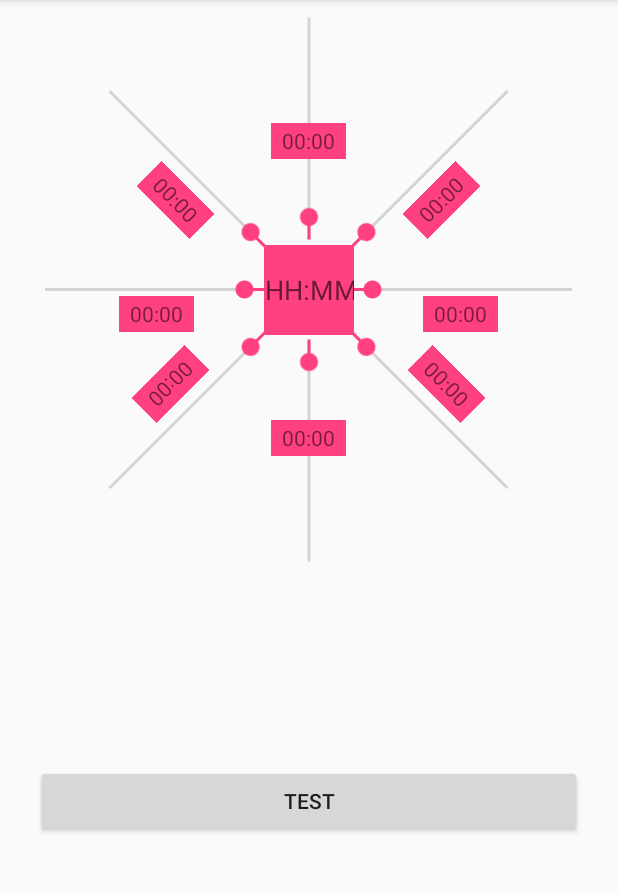
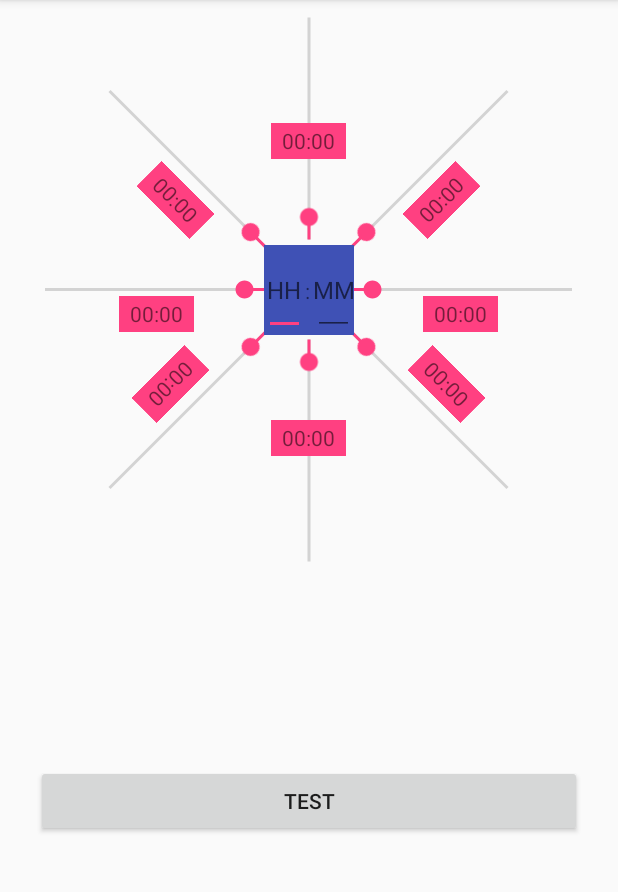
Before and after one commit to OPTIMIMCOW/Android_Fragments, an Android app: the screen it shows after launch (MainActivity), on a phone screen of 412 x 824 dp, the part 84-976 px from its top. Run offline under Robolectric (Android 15) with nearby library versions, the phone set to English and light mode, and no system bars.

Commit message:
This change should allow a clear way for time of a task to be inserted. Also a fragement of 8 themes have been created within fragement 5

```diff
--- a/app/src/main/res/layout/fragment_05.xml
+++ b/app/src/main/res/layout/fragment_05.xml
@@ -282,6 +282,52 @@
         app:layout_constraintTop_toTopOf="parent"
         app:layout_constraintVertical_bias="0.74" />
 
+    <LinearLayout
+        android:id="@+id/timeHolder"
+        android:layout_width="60dp"
+        android:layout_height="60dp"
+        android:orientation="horizontal"
+        android:background="@color/colorPrimary"
+        app:layout_constraintBottom_toBottomOf="parent"
+        app:layout_constraintEnd_toEndOf="parent"
+        app:layout_constraintStart_toStartOf="parent"
+        app:layout_constraintTop_toTopOf="parent">
+
+        <EditText
+            android:id="@+id/et_Input_Time_Hours"
+            android:layout_width="25dp"
+            android:layout_height="60dp"
+            android:layout_margin="0dp"
+            android:padding="0dp"
+            android:hint="HH"
+            android:inputType="number"
+            android:textAlignment="center"
+            android:textSize="16sp"
+            android:layout_weight="1"/>
+        <TextView
+            android:layout_width="wrap_content"
+            android:layout_height="60dp"
+            android:layout_margin="0dp"
+            android:padding="0dp"
+            android:text=":"
+            android:layout_weight="1"/>
+        <EditText
+            android:id="@+id/et_Input_Time_Minutes"
+            android:layout_width="25dp"
+            android:layout_height="60dp"
+            android:layout_margin="0dp"
+            android:padding="0dp"
+            android:hint="MM"
+            android:inputType="number"
+            android:textAlignment="center"
+            android:textSize="16sp"
+            android:layout_weight="1"/>
+
+
+
+
+    </LinearLayout>
+
 
     <TextView
         android:id="@+id/tv_num_08"
@@ -303,22 +349,13 @@
         app:layout_constraintTop_toTopOf="parent"
         app:layout_constraintVertical_bias="0.69" />
 
-    <EditText
-        android:id="@+id/et_Input_Time"
-        android:layout_width="60dp"
-        android:layout_height="60dp"
-        android:layout_marginBottom="8dp"
-        android:layout_marginEnd="8dp"
-        android:layout_marginStart="8dp"
-        android:layout_marginTop="8dp"
-        android:background="@color/colorAccent"
-        android:hint="HH:MM"
-        android:inputType="number"
-        android:textAlignment="center"
-        app:layout_constraintBottom_toBottomOf="parent"
-        app:layout_constraintEnd_toEndOf="parent"
-        app:layout_constraintStart_toStartOf="parent"
-        app:layout_constraintTop_toTopOf="parent" />
+    <TextView
+        android:id="@+id/SemiColon"
+        android:layout_width="10dp"
+        android:layout_height="60dp" />
+
+
+
 
 
 
```
